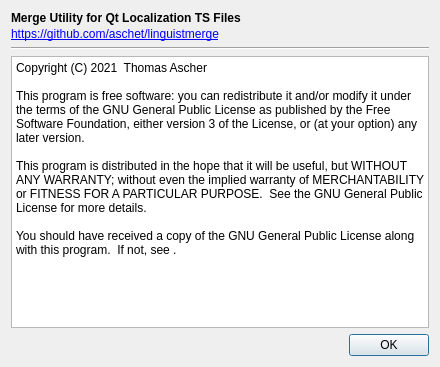
This is linguistmerge/aboutdialog.ui in aschet/linguistmerge as Qt 5 draws it before an edit. The edited form follows.
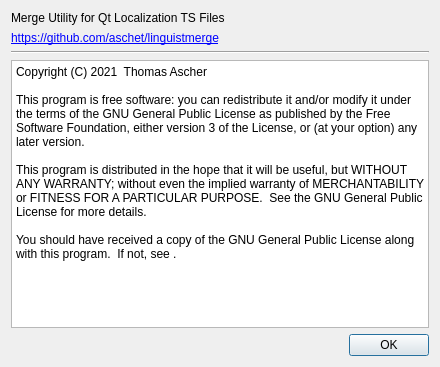
This is the edited form.

Patch:
```diff
--- a/linguistmerge/aboutdialog.ui
+++ b/linguistmerge/aboutdialog.ui
@@ -13,33 +13,39 @@
   <property name="windowTitle">
    <string>About LinguistMerge</string>
   </property>
-  <layout class="QVBoxLayout" name="verticalLayout_2">
-   <item>
     <layout class="QVBoxLayout" name="verticalLayout">
-     <property name="spacing">
-      <number>2</number>
-     </property>
      <item>
-      <widget class="QLabel" name="m_title">
+    <layout class="QHBoxLayout" name="horizontalLayout">
+     <item>
+      <widget class="QLabel" name="m_labelTitle">
        <property name="sizePolicy">
         <sizepolicy hsizetype="Preferred" vsizetype="Maximum">
          <horstretch>0</horstretch>
          <verstretch>0</verstretch>
         </sizepolicy>
        </property>
-       <property name="font">
-        <font>
-         <weight>75</weight>
-         <bold>true</bold>
-        </font>
-       </property>
        <property name="text">
         <string>Merge Utility for Qt Localization TS Files</string>
        </property>
       </widget>
      </item>
      <item>
-      <widget class="QLabel" name="m_link">
+      <widget class="QLabel" name="m_labelVersion">
+       <property name="sizePolicy">
+        <sizepolicy hsizetype="Maximum" vsizetype="Preferred">
+         <horstretch>0</horstretch>
+         <verstretch>0</verstretch>
+        </sizepolicy>
+       </property>
+       <property name="text">
+        <string/>
+       </property>
+      </widget>
+     </item>
+    </layout>
+   </item>
+   <item>
+    <widget class="QLabel" name="m_labelLink">
        <property name="sizePolicy">
         <sizepolicy hsizetype="Preferred" vsizetype="Maximum">
          <horstretch>0</horstretch>
@@ -57,8 +63,6 @@
        </property>
       </widget>
      </item>
-    </layout>
-   </item>
    <item>
     <widget class="Line" name="m_line">
      <property name="orientation">
@@ -67,7 +71,7 @@
     </widget>
    </item>
    <item>
-    <widget class="QPlainTextEdit" name="copyright">
+    <widget class="QPlainTextEdit" name="m_editCopyright">
      <property name="readOnly">
       <bool>true</bool>
      </property>
```
Lines whose indentation alone changed are shown as unchanged.
